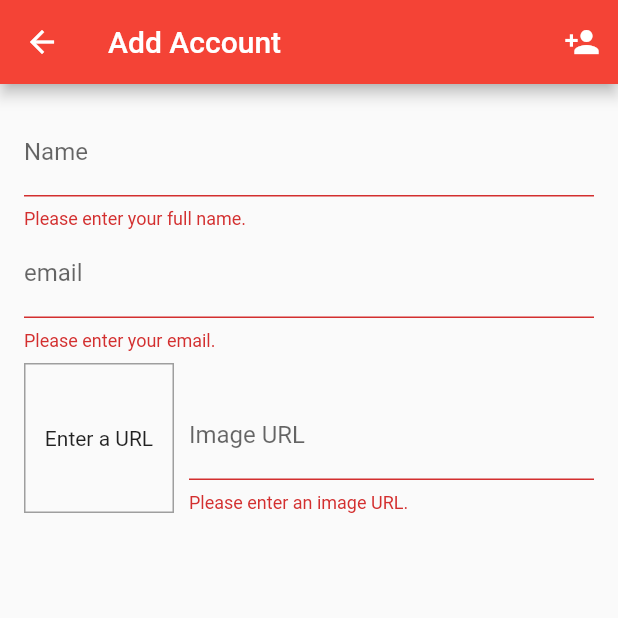
After one commit to bsdonald/practice_app, a Flutter app: the CreateAccountScreen screen opened directly, after a tap on the "person add" icon, on a phone screen of 412 x 824 dp, the top half of it. The commit adds this screen. Run offline on Flutter 3.47's test engine with Material 2 defaults, Android fonts, the phone set to English and light mode, and no system bars; our stand-ins replace shared_preferences; accounts and stored records are empty; statements that could not run were skipped.

Commit message:
added create account screen

```diff
--- a/lib/providers/accounts.dart
+++ b/lib/providers/accounts.dart
@@ -1,4 +1,8 @@
 import 'package:flutter/material.dart';
+import 'dart:convert';
+import 'package:http/http.dart' as http;
+import '../models/http_exception.dart';
+
 
 import './account.dart';
 
@@ -14,4 +18,29 @@ List<Account> _items = [
 List<Account> get items {
     return [..._items];
   }
+  Future<void> addAccount(Account account) async {
+    final url = 'https://flutter-test-project-99e11.firebaseio.com/accounts.json';
+    try {
+      final response = await http.post(
+        url,
+        body: json.encode({
+          'name': account.name,
+          'email': account.email,
+          'imageUrl': account.imageUrl,
+        }),
+      );
+
+      final newAccount = Account(
+        id: json.decode(response.body)['name'],
+        name: account.name,
+        email: account.email,
+        imageUrl: account.imageUrl,
+      );
+      _items.add(newAccount);
+      notifyListeners();
+    } catch (error) {
+      print(error);
+      throw error;
+    }
+  }
 }
--- a/lib/providers/characters.dart
+++ b/lib/providers/characters.dart
@@ -1,7 +1,7 @@
 import 'package:flutter/material.dart';
 import 'dart:convert';
 import 'package:http/http.dart' as http;
-import 'package:practice_app/models/http_exception.dart';
+import '../models/http_exception.dart';
 
 import './character.dart';
 
--- /dev/null
+++ b/lib/screens/create_account_screen.dart
@@ -0,0 +1,203 @@
+import 'package:flutter/material.dart';
+import 'package:provider/provider.dart';
+
+import '../providers/account.dart';
+import '../providers/accounts.dart';
+
+class CreateAccountScreen extends StatefulWidget {
+  static const routeName = '/add-profile';
+
+  @override
+  _CreateAccountScreenState createState() => _CreateAccountScreenState();
+}
+
+class _CreateAccountScreenState extends State<CreateAccountScreen> {
+  var _editedAccount = Account(
+    id: '',
+    name: '',
+    email: '',
+    imageUrl: '',
+  );
+
+  final _form = GlobalKey<FormState>();
+
+  var _initValues = {
+    'name': '',
+    'email': '',
+    'imageUrl': '',
+  };
+
+  final _nameFocusNode = FocusNode();
+  final _emailFocusNode = FocusNode();
+  final _imageUrlController = TextEditingController();
+  final _imageUrlFocusNode = FocusNode();
+
+  @override
+  void dispose() {
+    _imageUrlFocusNode.removeListener(_updateImageUrl);
+    _nameFocusNode.dispose();
+    _emailFocusNode.dispose();
+    _imageUrlController.dispose();
+    _imageUrlFocusNode.dispose();
+    super.dispose();
+  }
+
+  @override
+  void initState() {
+    _imageUrlFocusNode.addListener(_updateImageUrl);
+    super.initState();
+  }
+
+  void _updateImageUrl() {
+    if (!_imageUrlFocusNode.hasFocus) {
+      if ((!_imageUrlController.text.startsWith('http') && !_imageUrlController.text.startsWith('https')) ||
+          (!_imageUrlController.text.endsWith('.png') && !_imageUrlController.text.endsWith('.jpg') && !_imageUrlController.text.endsWith('.jpeg'))) {
+        return;
+      }
+      setState(() {});
+    }
+  }
+
+  Future<void> _saveForm() async {
+    final isValid = _form.currentState.validate();
+    if (!isValid) {
+      return;
+    }
+    _form.currentState.save();
+    Provider.of<Accounts>(context, listen: false).addAccount(_editedAccount);
+    Navigator.of(context).pop();
+  }
+
+  @override
+  Widget build(BuildContext context) {
+    return Scaffold(
+      appBar: AppBar(
+        title: Text('Add Account'),
+        actions: <Widget>[
+          IconButton(
+            icon: Icon(Icons.person_add),
+            onPressed: _saveForm,
+          ),
+        ],
+      ),
+      body: Padding(
+        padding: const EdgeInsets.all(16),
+        child: Form(
+          key: _form,
+          child: ListView(
+            children: <Widget>[
+              TextFormField(
+                initialValue: _initValues['name'],
+                decoration: InputDecoration(labelText: 'Name'),
+                textInputAction: TextInputAction.next,
+                onFieldSubmitted: (_) {
+                  FocusScope.of(context).requestFocus(_emailFocusNode);
+                },
+                validator: (value) {
+                  if (value.isEmpty) {
+                    return 'Please enter your full name.';
+                  }
+                  return null;
+                },
+                onSaved: (value) {
+                  _editedAccount = Account(
+                    id: _editedAccount.id,
+                    name: value,
+                    email: _editedAccount.email,
+                    imageUrl: _editedAccount.imageUrl,
+                  );
+                },
+              ),
+              TextFormField(
+                initialValue: _initValues['email'],
+                decoration: InputDecoration(labelText: 'email'),
+                focusNode: _emailFocusNode,
+                textInputAction: TextInputAction.next,
+                onFieldSubmitted: (_) {
+                  FocusScope.of(context).requestFocus(_imageUrlFocusNode);
+                },
+                validator: (value) {
+                  if (value.isEmpty) {
+                    return 'Please enter your email.';
+                  }
+                  return null;
+                },
+                onSaved: (value) {
+                  _editedAccount = Account(
+                    id: _editedAccount.id,
+                    name: _editedAccount.name,
+                    email: value,
+                    imageUrl: _editedAccount.imageUrl,
+                  );
+                },
+              ),
+              Row(
+                crossAxisAlignment: CrossAxisAlignment.end,
+                children: <Widget>[
+                  Container(
+                    width: 100,
+                    height: 100,
+                    margin: EdgeInsets.only(
+                      top: 8,
+                      right: 10,
+                    ),
+                    decoration: BoxDecoration(
+                      border: Border.all(
+                        width: 1,
+                        color: Colors.grey,
+                      ),
+                    ),
+                    child: _imageUrlController.text.isEmpty
+                        ? Center(
+                            child: Text('Enter a URL'),
+                          )
+                        : FittedBox(
+                            child: Image.network(
+                              _imageUrlController.text,
+                              fit: BoxFit.cover,
+                            ),
+                          ),
+                  ),
+                  Expanded(
+                    child: TextFormField(
+                      decoration: InputDecoration(
+                        labelText: 'Image URL',
+                      ),
+                      keyboardType: TextInputType.url,
+                      textInputAction: TextInputAction.done,
+                      controller: _imageUrlController,
+                      focusNode: _imageUrlFocusNode,
+                      onFieldSubmitted: (_) {
+                        _saveForm();
+                      },
+                      validator: (value) {
+                        if (value.isEmpty) {
+                          return 'Please enter an image URL.';
+                        }
+                        if (!value.startsWith('http') && !value.startsWith('https')) {
+                          return 'Please enter a valid URL.';
+                        }
+                        if (!value.endsWith('.png') && !value.endsWith('.jpg') && !value.endsWith('.jpeg')) {
+                          return 'Please enter a valid image URL.';
+                        }
+                        return null;
+                      },
+                      onSaved: (value) {
+                        _editedAccount = Account(
+                          id: _editedAccount.id,
+                          name: _editedAccount.name,
+                          email: _editedAccount.email,
+                          imageUrl: value,
+                        );
+                      },
+                    ),
+                  ),
+                ],
+              ),
+            ],
+          ),
+        ),
+      ),
+    );
+  }
+}
```
Also changed, not shown: lib/screens/add_screen.dart (+7 -7 lines), lib/screens/add_profile_screen.dart (deleted).
